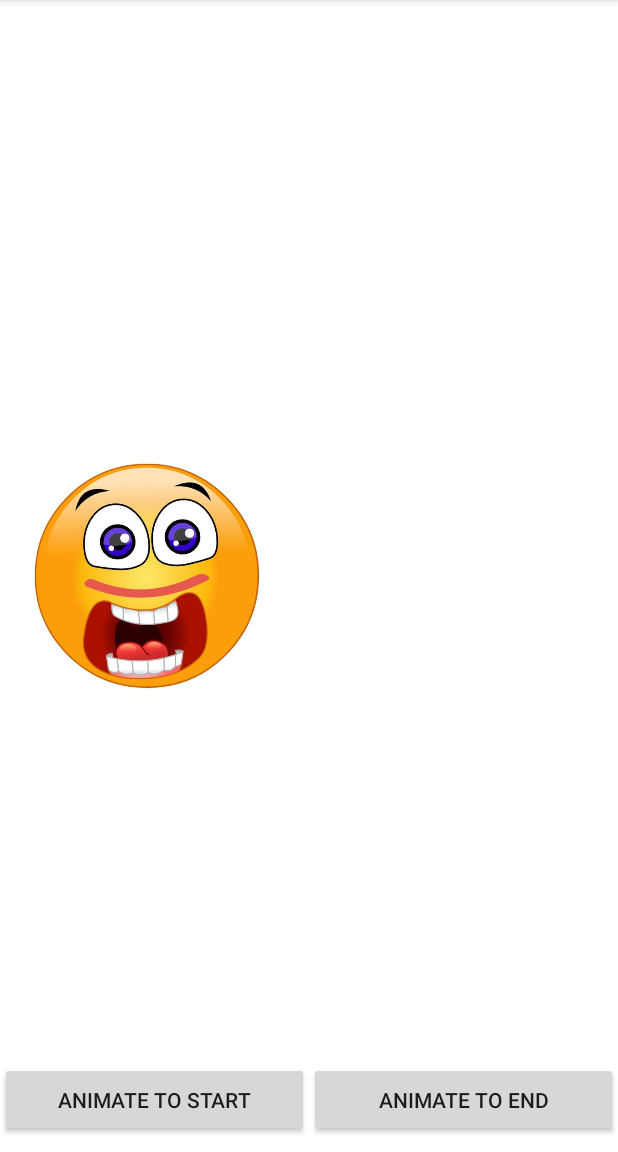
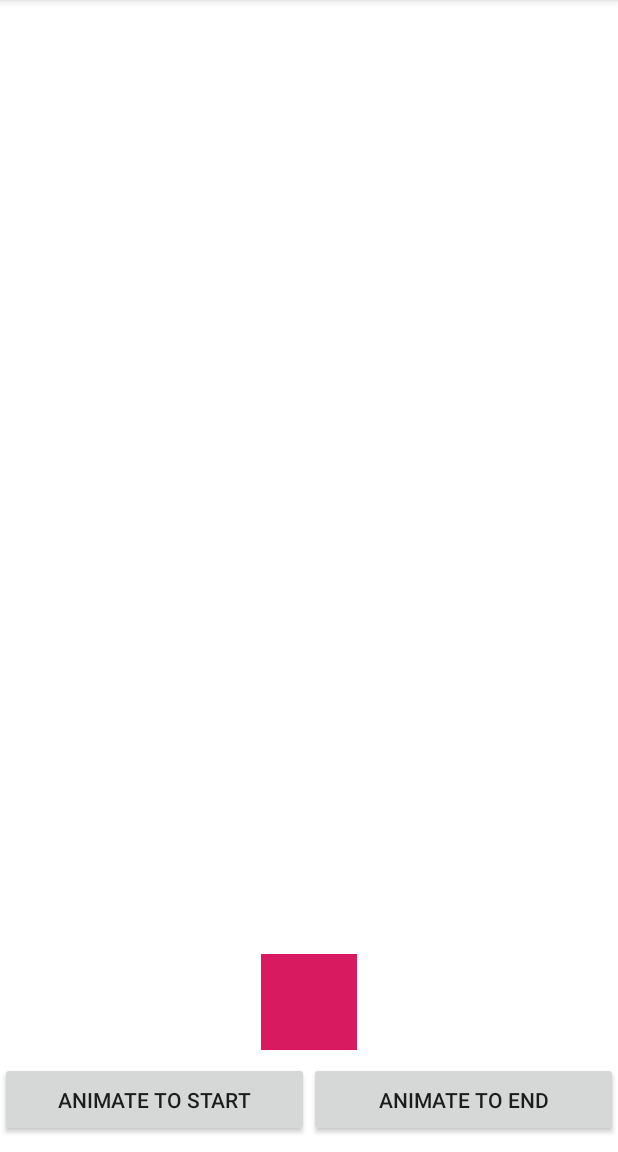
Before and after one commit to maozgal/MotionLayout, an Android app: the screen it shows after launch (MainActivity), on a phone screen of 412 x 824 dp, the part 84-1236 px from its top. Run offline under Robolectric (Android 15) with nearby library versions, the phone set to English and light mode, and no system bars.

Commit message:
attributes solution

```diff
--- a/app/src/main/res/layout/activity_main.xml
+++ b/app/src/main/res/layout/activity_main.xml
@@ -5,16 +5,17 @@
     xmlns:tools="http://schemas.android.com/tools"
     android:id="@+id/motionLayout_container"
     android:background="#ffffff"
-    app:layoutDescription="@xml/scene_01"
+    app:layoutDescription="@xml/scene_02"
     android:layout_width="match_parent"
     android:layout_height="match_parent"
     tools:context=".MainActivity">
 
-    <ImageView
+    <View
         android:id="@+id/main_iv"
-        android:layout_width="180dp"
-        android:layout_height="180dp"
-        android:src="@drawable/icon"/>
+        android:layout_width="64dp"
+        android:layout_height="64dp"
+        android:background="@color/colorAccent"
+        />
 
 
     <Button
--- a/app/src/main/res/xml/scene_02.xml
+++ b/app/src/main/res/xml/scene_02.xml
@@ -14,21 +14,21 @@
     <ConstraintSet android:id="@+id/start">
         <Constraint
             android:id="@+id/main_iv"
-            android:layout_width="180dp"
-            android:layout_height="180dp"
-            android:layout_marginStart="8dp"
-            motion:layout_constraintBottom_toBottomOf="parent"
+            android:layout_width="64dp"
+            android:layout_height="64dp"
+            android:layout_marginBottom="8dp"
+            motion:layout_constraintBottom_toTopOf="@+id/animate_to_start_bt"
             motion:layout_constraintStart_toStartOf="parent"
-            motion:layout_constraintTop_toTopOf="parent"/>
+            motion:layout_constraintEnd_toEndOf="parent"/>
     </ConstraintSet>
 
     <ConstraintSet android:id="@+id/end">
         <Constraint
             android:id="@+id/main_iv"
-            android:layout_width="180dp"
-            android:layout_height="180dp"
-            android:layout_marginEnd="8dp"
-            motion:layout_constraintBottom_toBottomOf="parent"
+            android:layout_width="64dp"
+            android:layout_height="64dp"
+            android:layout_marginTop="8dp"
+            motion:layout_constraintStart_toStartOf="parent"
             motion:layout_constraintEnd_toEndOf="parent"
             motion:layout_constraintTop_toTopOf="parent"/>
     </ConstraintSet>
```
Also changed, not shown: 1 other file.
